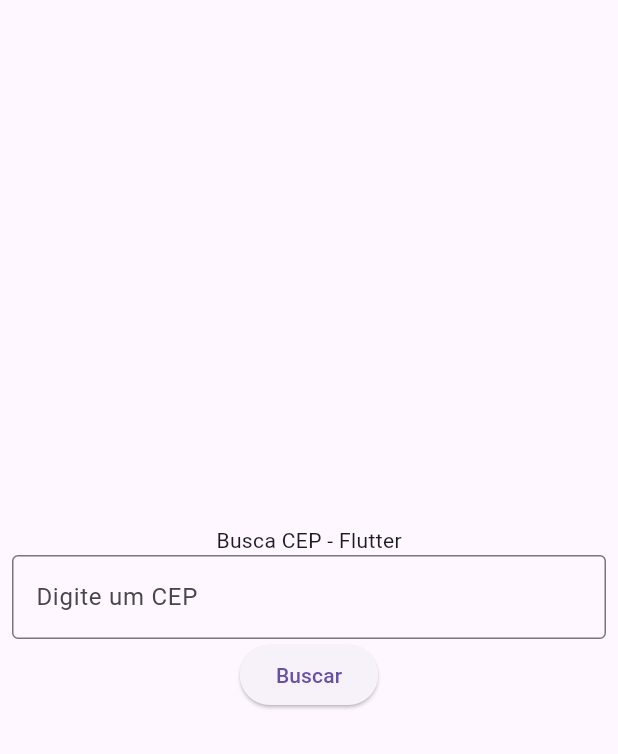
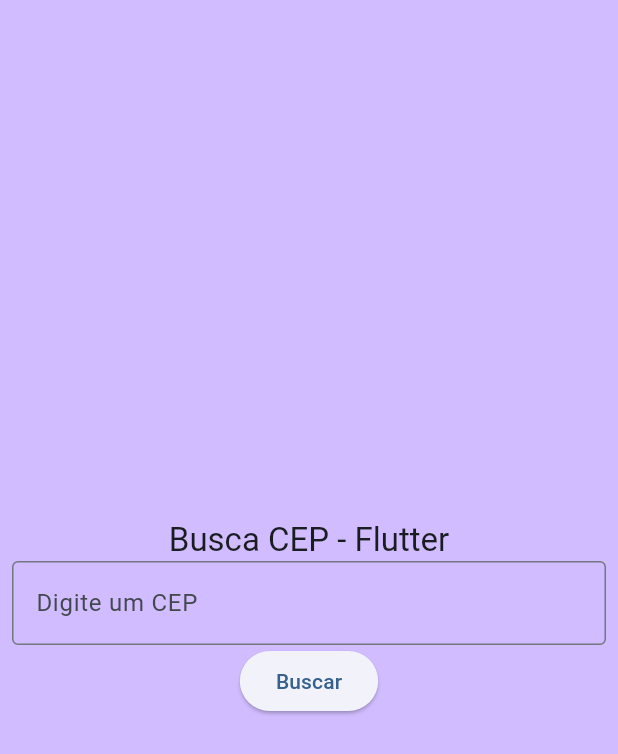
Before and after one commit to edumoreira1506/busca_cep_flutter, a Flutter app: the screen it shows after launch, on a phone screen of 412 x 824 dp. Shown: the top 754 px of the screen. Run offline on Flutter 3.47's test engine with Material 3 defaults, Android fonts, the phone set to English and light mode, and no system bars; our stand-ins replace dio, drift, drift_flutter, retrofit; accounts and stored records are empty; generated files the repository leaves out were written again.

Commit message:
Add theme usage

```diff
--- a/lib/main.dart
+++ b/lib/main.dart
@@ -15,6 +15,11 @@
         body: Center(
           child: HomeScreen(),
         ),
+        backgroundColor: Theme.of(context).colorScheme.inversePrimary,
+      ),
+      theme: ThemeData(
+        colorScheme: ColorScheme.fromSeed(seedColor: Colors.blue),
+        useMaterial3: true,
       ),
     );
   }
--- a/lib/screen/home.dart
+++ b/lib/screen/home.dart
@@ -123,13 +123,15 @@
         child: Column(
           mainAxisAlignment: MainAxisAlignment.center,
           children: [
-            const Text("Busca CEP - Flutter"),
+            Text("Busca CEP - Flutter",
+                style: Theme.of(context).textTheme.titleLarge),
             TextFormField(
               controller: widget.zipCodeController,
               keyboardType: TextInputType.number,
-              decoration: const InputDecoration(
+              decoration: InputDecoration(
                 labelText: 'Digite um CEP',
-                border: OutlineInputBorder(),
+                border: const OutlineInputBorder(),
+                fillColor: Theme.of(context).inputDecorationTheme.fillColor,
               ),
               enabled: !isLoading,
             ),
```
Also changed, not shown: 1 other file.
